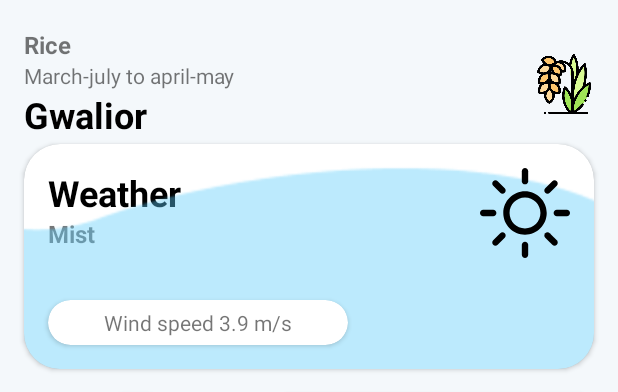
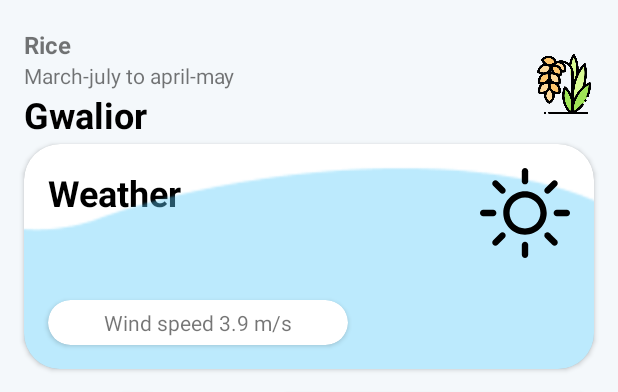
Before and after one commit to Kishanaa/Agri, an Android app: the layout fragment_main_one.xml on its own in the app's theme, with its tools: preview values and no code run, on a phone screen of 412 x 824 dp. Shown: the top 392 px of the screen. Run offline under Robolectric (Android 15) with nearby library versions, the phone set to English and light mode, and no system bars; network calls fail.

Commit message:
fix errors

```diff
--- a/app/src/main/java/com/aurorasphere/agri/MainOneFragment.java
+++ b/app/src/main/java/com/aurorasphere/agri/MainOneFragment.java
@@ -84,6 +84,7 @@ public class MainOneFragment extends Fragment {
             tempMn_re = String.valueOf(info.select_tempMin);
             String sowing = info.sowingWindow;
             String harvest = info.harvestWindow;
+            windText.setText("No selection");
 
             cardView6.setVisibility(View.VISIBLE);
             cropName_tx.setText(cropName);
@@ -97,6 +98,7 @@ public class MainOneFragment extends Fragment {
             cardView6.setVisibility(View.GONE);
             cropName_tx.setText("No selection");
             city_tx.setText("");
+            descriptionText.setText("");
             cityName_search = "Gwalior";
             start_end_date_tx.setText("");
         }
--- a/app/src/main/res/layout/fragment_main_one.xml
+++ b/app/src/main/res/layout/fragment_main_one.xml
@@ -96,7 +96,6 @@
                 android:layout_width="wrap_content"
                 android:layout_height="wrap_content"
                 android:layout_marginStart="16dp"
-                android:text="Mist"
                 android:textSize="16sp"
                 android:textStyle="bold"
                 app:layout_constraintStart_toStartOf="parent"
```
